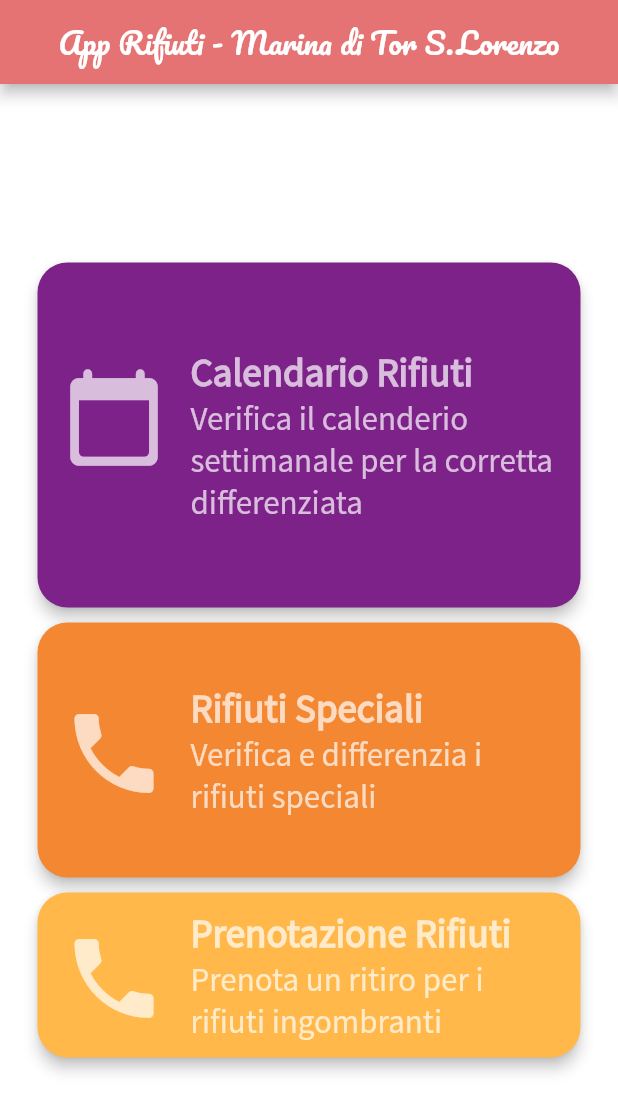
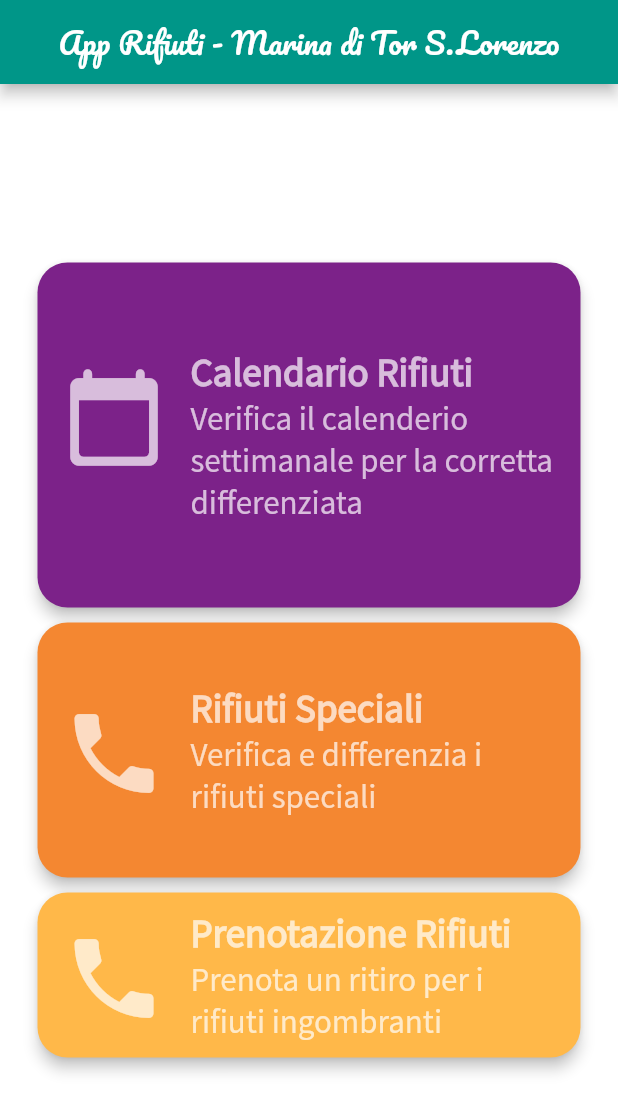
Before and after one commit to fdepedis/AppRifiuti, a Flutter app: the screen it shows after launch, on a phone screen of 412 x 824 dp. Shown: the top 1112 px of the screen. Run offline on Flutter 3.47's test engine with Material 2 defaults, Android fonts, the phone set to English and light mode, and no system bars.

Commit message:
modify title color

```diff
--- a/lib/main.dart
+++ b/lib/main.dart
@@ -42,7 +42,7 @@ class _MyHomePageState extends State<MyHomePage> {
     return Scaffold(
       appBar: AppBar(
         /* title: Text(widget.title),*/
-        backgroundColor: Colors.red[300],
+        backgroundColor: Colors.teal,
         title: Text(
           widget.title,
           style: TextStyle(
--- a/lib/route/detail_screen.dart
+++ b/lib/route/detail_screen.dart
@@ -12,7 +12,7 @@ class DetailScreen extends StatelessWidget {
   Widget build(BuildContext context) {
     return Scaffold(
       appBar: AppBar(
-        backgroundColor: Colors.red[300],
+        backgroundColor: Colors.teal,
         title: Text(
           titleCard,
           style: TextStyle(
```
